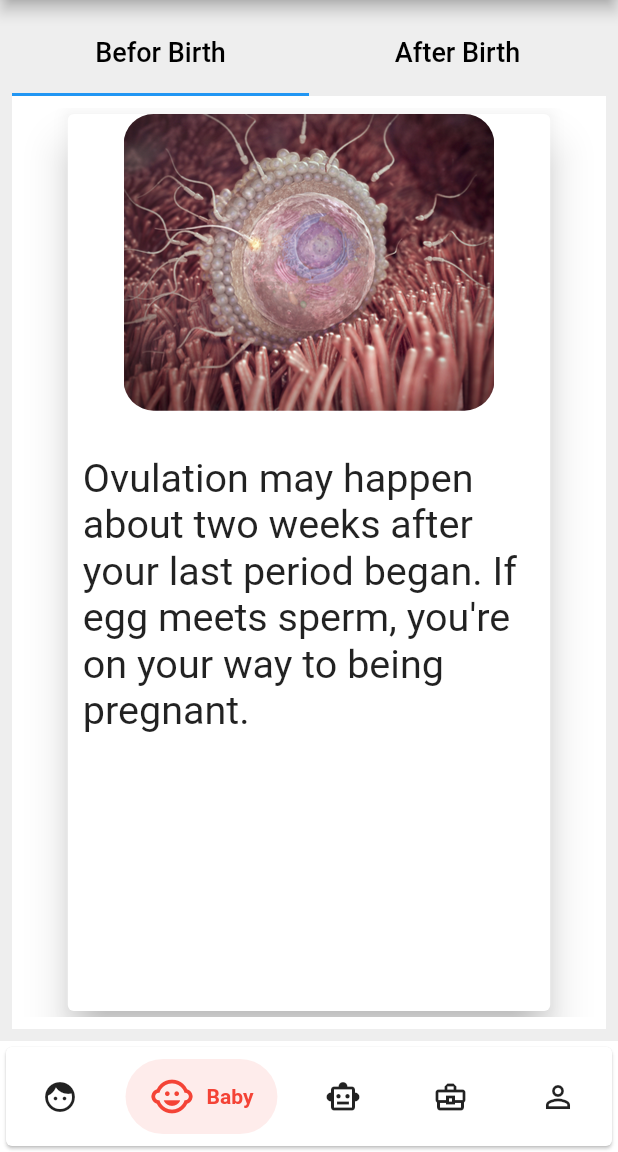
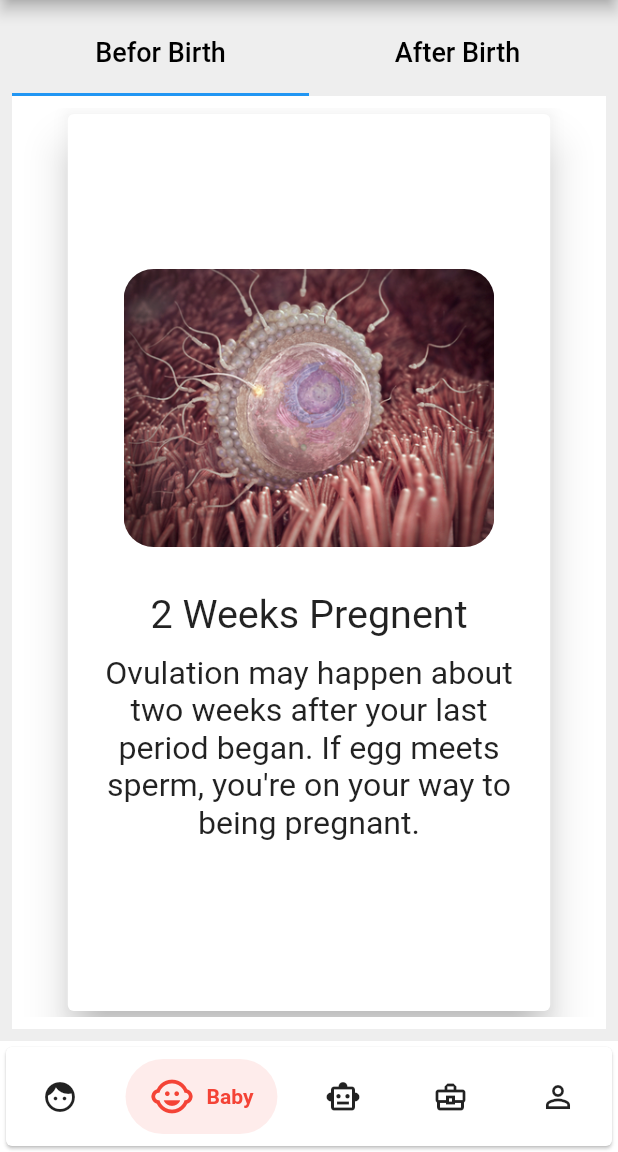
Before and after one commit to shree-10/Pregcare, a Flutter app: the screen it shows after launch, item 2 of the bottom bar chosen, on a phone screen of 412 x 824 dp, the part 84-1236 px from its top. Run offline on Flutter 3.47's test engine with Material 2 defaults, Android fonts, the phone set to English and light mode, and no system bars; drawn by our look-alikes of contained_tab_bar_view, salomon_bottom_bar, scroll_snap_list; our stand-ins replace google_fonts.

Commit message:
Added Resposiveness to bbirth page and added articles page. Use of Api is remaining

```diff
--- a/lib/baby/bbirth.dart
+++ b/lib/baby/bbirth.dart
@@ -3,15 +3,15 @@ import 'package:pregcare/baby/product.dart';
 import 'package:scroll_snap_list/scroll_snap_list.dart';
 
 class bbirth extends StatefulWidget {
-  const bbirth({super.key});
+  const bbirth({Key? key}) : super(key: key);
 
   @override
-  _bbirth createState() => _bbirth();
+  _bbirthState createState() => _bbirthState();
 }
 
-class _bbirth extends State<bbirth> {
+class _bbirthState extends State<bbirth> {
 
-  List<Product> productList = [
+  final List<Product> productList = [
     Product('assets/images/week_2.png', '2 Weeks Pregnent',
         "Ovulation may happen about two weeks after your last period began. If egg meets sperm, you're on your way to being pregnant."),
     Product('assets/images/week_3.png', '3 Weeks Pregnent',
@@ -38,22 +38,27 @@ class _bbirth extends State<bbirth> {
         "At 13 weeks pregnant, you're in the last week of the first trimester. Your baby now has exquisite fingerprints and is almost 3 inches long."),
   ];
 
-
   @override
   Widget build(BuildContext context) {
-    final size = MediaQuery
+    final itemHeight = MediaQuery
         .of(context)
-        .size;
-    final itemHeight = size.height * 0.8;
-    final itemWidth = size.width * 0.8;
+        .size
+        .height * 0.75;
+    final itemWidth = MediaQuery
+        .of(context)
+        .size
+        .width * 0.8;
+
     return Scaffold(
-        body: Center(
+      body: SafeArea(
+        child: Center(
           child: Padding(
             padding: const EdgeInsets.all(8.0),
             child: SizedBox(
               height: itemHeight,
               child: ScrollSnapList(
-                itemBuilder: _buildListItem,
+                itemBuilder: (context, index) =>
+                    _buildListItem(context, index, itemWidth, itemHeight),
                 itemCount: productList.length,
                 itemSize: itemWidth,
                 onItemFocus: (index) {},
@@ -61,28 +66,23 @@ class _bbirth extends State<bbirth> {
               ),
             ),
           ),
-
-        ));
+        ),
+      ),
+    );
   }
 
-  Widget _buildListItem(BuildContext context, int index) {
-    final size = MediaQuery
-        .of(context)
-        .size;
-    final itemHeight = size.height * 0.8;
-    final itemWidth = size.width * 0.8;
+  Widget _buildListItem(BuildContext context, int index, double itemWidth,
+      double itemHeight) {
+    final product = productList[index];
 
-
-
-    Product product = productList[index];
     return SizedBox(
       width: itemWidth,
       height: itemHeight,
       child: Card(
         elevation: 12,
-        child: ClipRRect(
-          borderRadius: const BorderRadius.all(Radius.circular(8)),
+        child: Center(
           child: Column(
+            mainAxisAlignment: MainAxisAlignment.center,
             children: [
               ClipRRect(
                 borderRadius: BorderRadius.circular(20),
@@ -96,22 +96,24 @@ class _bbirth extends State<bbirth> {
               const SizedBox(
                 height: 20,
               ),
-              Row(
-                mainAxisAlignment: MainAxisAlignment.center,
-                children: [
-                  Text(
-                    product.title,
-                    style: TextStyle(
-                        fontSize: itemWidth * 0.00001, fontWeight: FontWeight.bold),
-                  ),
-                ],
-              ),
               Padding(
                 padding: const EdgeInsets.all(10.0),
-                child: Text(
-                  product.desc,
-                  style: TextStyle(
-                      fontSize: itemWidth * 0.080, fontWeight: FontWeight.normal),
+                child: Column(
+                  mainAxisAlignment: MainAxisAlignment.center,
+                  children: [
+                    Text(
+                      product.title,
+                      style: TextStyle(fontSize: itemWidth * 0.080,
+                          fontWeight: FontWeight.normal),
+                    ),
+                    const SizedBox(height: 10),
+                    Text(
+                      product.desc,
+                      textAlign: TextAlign.center,
+                      style: TextStyle(fontSize: itemWidth * 0.065,
+                          fontWeight: FontWeight.normal),
+                    ),
+                  ],
                 ),
               ),
             ],
@@ -120,6 +122,4 @@ class _bbirth extends State<bbirth> {
       ),
     );
   }
-
-
 }
--- a/lib/main.dart
+++ b/lib/main.dart
@@ -3,6 +3,7 @@ import 'package:flutter/services.dart';
 import 'package:pregcare/mom/m_weight.dart';
 import 'package:pregcare/pages/pregcare.dart';
 import 'package:pregcare/utils/routes.dart';
+import 'mom/m_articles.dart';
 
 void main() {
   SystemChrome.setSystemUIOverlayStyle(SystemUiOverlayStyle(
@@ -28,6 +29,7 @@ class MyApp extends StatelessWidget {
       routes: {
         "/": (context) => Pregcare(),
         PregcareRoutes().momWeightRoute: (context) => MWeight(),
+        PregcareRoutes().momArticleRoute: (context) => ArticlesPage()
       },
     );
   }
--- a/lib/mom/m_main.dart
+++ b/lib/mom/m_main.dart
@@ -11,7 +11,7 @@ class MMain extends StatelessWidget {
     MomTileCrad(
         title_text: "Meal Plan",
         image_url: "assets/images/m_meal.png",
-        openUrl: PregcareRoutes().momWeightRoute),
+        openUrl: "Hello"),
     MomTileCrad(
         title_text: "Exercise",
         image_url: "assets/images/m_exercise.png",
@@ -31,7 +31,7 @@ class MMain extends StatelessWidget {
     MomTileCrad(
         title_text: "Articles",
         image_url: "assets/images/m_articles.png",
-        openUrl: "hello"),
+        openUrl: PregcareRoutes().momArticleRoute),
     MomTileCrad(
         title_text: "Contraction",
         image_url: "assets/images/m_contraction.png",
--- a/lib/utils/routes.dart
+++ b/lib/utils/routes.dart
@@ -1,4 +1,5 @@
 class PregcareRoutes {
   final String splashRoute = "/m_main";
-  final String momWeightRoute = "m_weight";
+  final String momWeightRoute = "/m_weight";
+  final String momArticleRoute = "/m_articles";
 }
--- a/lib/widgets/cards.dart
+++ b/lib/widgets/cards.dart
@@ -1,4 +1,5 @@
 import 'package:flutter/material.dart';
+import 'package:pregcare/utils/routes.dart';
 
 class MomTileCrad extends StatelessWidget {
   final String title_text;
```
Also changed, not shown: lib/mom/m_articles.dart (added, +130 -0 lines).
